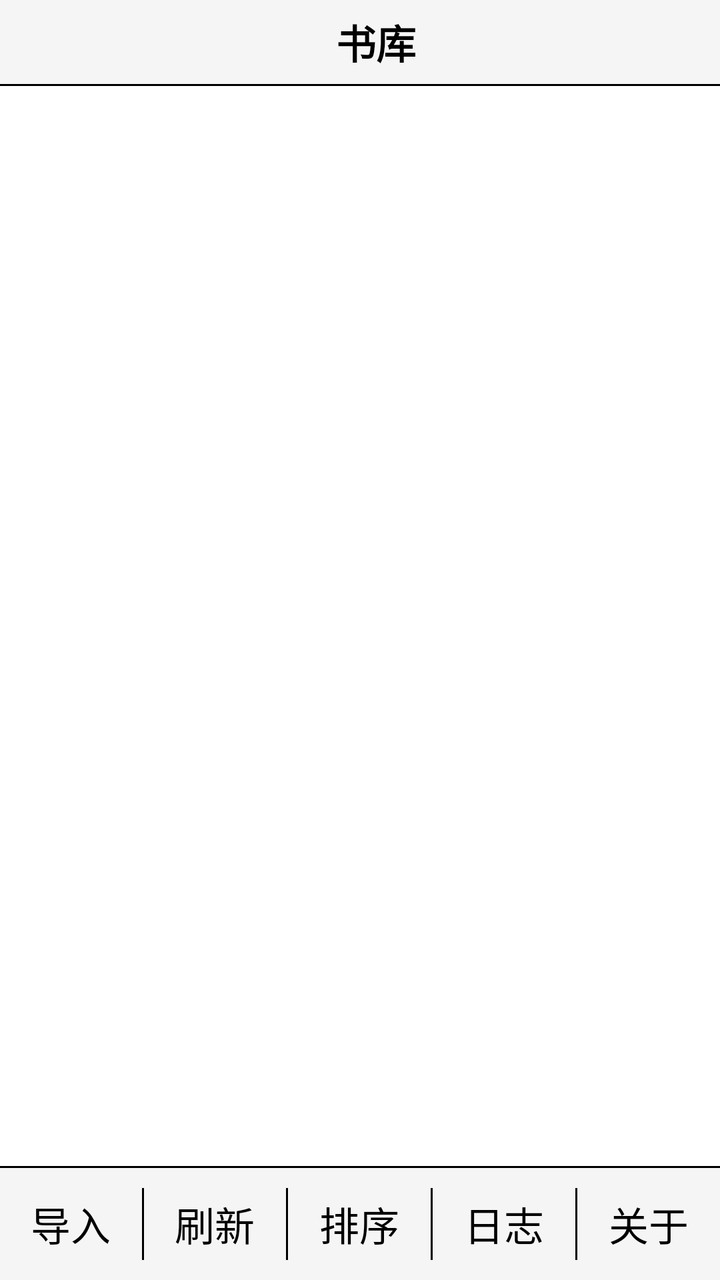
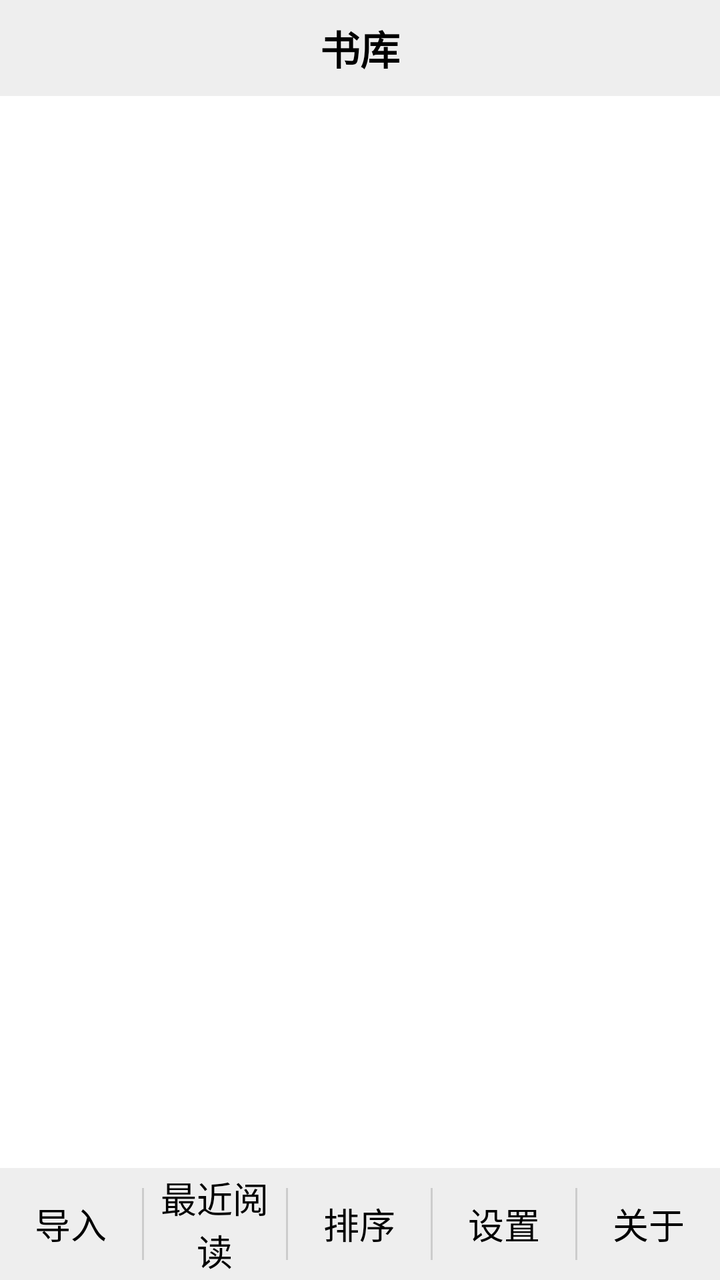

Two renders of the same Android screen: before a commit and after it. Below are the layout's source before the change and the commit's diff.
<!-- AndroidManifest.xml: application theme AppTheme -->
<!-- res/layout/activity_library.xml -->
<?xml version="1.0" encoding="utf-8"?>
<LinearLayout xmlns:android="http://schemas.android.com/apk/res/android"
    android:layout_width="match_parent"
    android:layout_height="match_parent"
    android:orientation="vertical"
    android:background="@android:color/white">

    
    <TextView android:layout_width="match_parent" android:layout_height="42dp"
        android:gravity="center_vertical|center_horizontal" android:paddingLeft="16dp"
        android:text="书库" android:textColor="@android:color/black"
        android:textSize="20sp" android:textStyle="bold"
        android:background="#F5F5F5" />

    <View android:layout_width="match_parent" android:layout_height="1dp"
        android:background="@android:color/black" />

    
    <FrameLayout android:layout_width="match_parent"
        android:layout_height="0dp" android:layout_weight="1">
        <ListView android:id="@+id/book_list"
            android:layout_width="match_parent"
            android:layout_height="match_parent"
            android:divider="@android:color/black"
            android:dividerHeight="1dp"
            android:paddingTop="4dp" android:paddingBottom="4dp" />
    </FrameLayout>

    
    <View android:layout_width="match_parent" android:layout_height="1dp"
        android:background="@android:color/black" />

    <LinearLayout
        android:layout_width="match_parent"
        android:layout_height="56dp"
        android:orientation="horizontal"
        android:gravity="center_vertical"
        android:background="#F5F5F5">

        <TextView android:id="@+id/btn_import"
            android:layout_width="0dp" android:layout_height="match_parent"
            android:layout_weight="1" android:gravity="center"
            android:clickable="true"
            android:text="导入" android:textColor="@android:color/black"
            android:textSize="20sp" />
        <View android:layout_width="1dp" android:layout_height="36dp"
            android:background="@android:color/black" />

        <TextView android:id="@+id/btn_refresh_settings"
            android:layout_width="0dp" android:layout_height="match_parent"
            android:layout_weight="1" android:gravity="center"
            android:clickable="true"
            android:text="刷新" android:textColor="@android:color/black"
            android:textSize="20sp" />
        <View android:layout_width="1dp" android:layout_height="36dp"
            android:background="@android:color/black" />

        <TextView android:id="@+id/btn_sort"
            android:layout_width="0dp" android:layout_height="match_parent"
            android:layout_weight="1" android:gravity="center"
            android:clickable="true"
            android:text="排序" android:textColor="@android:color/black"
            android:textSize="20sp" />
        <View android:layout_width="1dp" android:layout_height="36dp" android:background="@android:color/black" />

        <TextView android:id="@+id/btn_log" android:layout_width="0dp" android:layout_height="match_parent" android:layout_weight="1" android:gravity="center" android:clickable="true" android:text="日志" android:textColor="@android:color/black" android:textSize="20sp" />
        <View android:layout_width="1dp" android:layout_height="36dp" android:background="@android:color/black" />

        <TextView android:id="@+id/btn_about"
            android:layout_width="0dp" android:layout_height="match_parent"
            android:layout_weight="1" android:gravity="center"
            android:clickable="true"
            android:text="关于" android:textColor="@android:color/black"
            android:textSize="20sp" />
    </LinearLayout>

</LinearLayout>
<!-- resources referenced by this layout -->
<resources>
  <style name="AppTheme" parent="@android:style/Theme.Holo.Light.NoActionBar">
          <item name="android:windowBackground">@android:color/white</item>
          <item name="android:textColor">@android:color/black</item>
          <item name="android:windowNoTitle">true</item>
          <item name="android:windowFullscreen">true</item>
      </style>
</resources>

<!-- the commit's change to res/layout/activity_library.xml (unified diff, before → after) -->
@@ -6,72 +6,126 @@
     android:background="@android:color/white">
 
     
-    <TextView android:layout_width="match_parent" android:layout_height="42dp"
-        android:gravity="center_vertical|center_horizontal" android:paddingLeft="16dp"
-        android:text="书库" android:textColor="@android:color/black"
-        android:textSize="20sp" android:textStyle="bold"
-        android:background="#F5F5F5" />
+    <LinearLayout
+        android:layout_width="match_parent"
+        android:layout_height="48dp"
+        android:orientation="horizontal"
+        android:gravity="center_vertical"
+        android:background="#EEEEEE"
+        android:paddingLeft="16dp"
+        android:paddingRight="16dp">
 
-    <View android:layout_width="match_parent" android:layout_height="1dp"
-        android:background="@android:color/black" />
+        <TextView
+            android:layout_width="0dp"
+            android:layout_height="wrap_content"
+            android:layout_weight="1"
+            android:gravity="center"
+            android:text="书库"
+            android:textColor="@android:color/black"
+            android:textSize="20sp"
+            android:textStyle="bold" />
+
+        
+    </LinearLayout>
 
     
-    <FrameLayout android:layout_width="match_parent"
-        android:layout_height="0dp" android:layout_weight="1">
-        <ListView android:id="@+id/book_list"
+    <FrameLayout
+        android:layout_width="match_parent"
+        android:layout_height="0dp"
+        android:layout_weight="1">
+
+        <ListView
+            android:id="@+id/book_list"
             android:layout_width="match_parent"
             android:layout_height="match_parent"
-            android:divider="@android:color/black"
-            android:dividerHeight="1dp"
-            android:paddingTop="4dp" android:paddingBottom="4dp" />
+            android:divider="@null"
+            android:dividerHeight="0dp"
+            android:listSelector="@android:color/transparent"
+            android:paddingTop="8dp"
+            android:paddingBottom="8dp" />
     </FrameLayout>
 
     
-    <View android:layout_width="match_parent" android:layout_height="1dp"
-        android:background="@android:color/black" />
-
     <LinearLayout
         android:layout_width="match_parent"
         android:layout_height="56dp"
         android:orientation="horizontal"
         android:gravity="center_vertical"
-        android:background="#F5F5F5">
+        android:background="#EEEEEE">
 
-        <TextView android:id="@+id/btn_import"
-            android:layout_width="0dp" android:layout_height="match_parent"
-            android:layout_weight="1" android:gravity="center"
-            android:clickable="true"
-            android:text="导入" android:textColor="@android:color/black"
-            android:textSize="20sp" />
-        <View android:layout_width="1dp" android:layout_height="36dp"
-            android:background="@android:color/black" />
+        <TextView
+            android:id="@+id/btn_import"
+            android:layout_width="0dp"
+            android:layout_height="match_parent"
+            android:layout_weight="1"
+            android:gravity="center"
+            android:text="导入"
+            android:textColor="@android:color/black"
+            android:textSize="18sp"
+            android:clickable="true" />
 
-        <TextView android:id="@+id/btn_refresh_settings"
-            android:layout_width="0dp" android:layout_height="match_parent"
-            android:layout_weight="1" android:gravity="center"
-            android:clickable="true"
-            android:text="刷新" android:textColor="@android:color/black"
-            android:textSize="20sp" />
-        <View android:layout_width="1dp" android:layout_height="36dp"
-            android:background="@android:color/black" />
+        <View
+            android:layout_width="1dp"
+            android:layout_height="36dp"
+            android:background="#CCCCCC" />
 
-        <TextView android:id="@+id/btn_sort"
-            android:layout_width="0dp" android:layout_height="match_parent"
-            android:layout_weight="1" android:gravity="center"
-            android:clickable="true"
-            android:text="排序" android:textColor="@android:color/black"
-            android:textSize="20sp" />
-        <View android:layout_width="1dp" android:layout_height="36dp" android:background="@android:color/black" />
+        <TextView
+            android:id="@+id/btn_recent"
+            android:layout_width="0dp"
+            android:layout_height="match_parent"
+            android:layout_weight="1"
+            android:gravity="center"
+            android:text="最近阅读"
+            android:textColor="@android:color/black"
+            android:textSize="18sp"
+            android:clickable="true" />
 
-        <TextView android:id="@+id/btn_log" android:layout_width="0dp" android:layout_height="match_parent" android:layout_weight="1" android:gravity="center" android:clickable="true" android:text="日志" android:textColor="@android:color/black" android:textSize="20sp" />
-        <View android:layout_width="1dp" android:layout_height="36dp" android:background="@android:color/black" />
+        <View
+            android:layout_width="1dp"
+            android:layout_height="36dp"
+            android:background="#CCCCCC" />
 
-        <TextView android:id="@+id/btn_about"
-            android:layout_width="0dp" android:layout_height="match_parent"
-            android:layout_weight="1" android:gravity="center"
-            android:clickable="true"
-            android:text="关于" android:textColor="@android:color/black"
-            android:textSize="20sp" />
+        <TextView
+            android:id="@+id/btn_sort"
+            android:layout_width="0dp"
+            android:layout_height="match_parent"
+            android:layout_weight="1"
+            android:gravity="center"
+            android:text="排序"
+            android:textColor="@android:color/black"
+            android:textSize="18sp"
+            android:clickable="true" />
+
+        <View
+            android:layout_width="1dp"
+            android:layout_height="36dp"
+            android:background="#CCCCCC" />
+
+        <TextView
+            android:id="@+id/btn_refresh_settings"
+            android:layout_width="0dp"
+            android:layout_height="match_parent"
+            android:layout_weight="1"
+            android:gravity="center"
+            android:text="设置"
+            android:textColor="@android:color/black"
+            android:textSize="18sp"
+            android:clickable="true" />
+
+        <View
+            android:layout_width="1dp"
+            android:layout_height="36dp"
+            android:background="#CCCCCC" />
+
+        <TextView
+            android:id="@+id/btn_about"
+            android:layout_width="0dp"
+            android:layout_height="match_parent"
+            android:layout_weight="1"
+            android:gravity="center"
+            android:text="关于"
+            android:textColor="@android:color/black"
+            android:textSize="18sp"
+            android:clickable="true" />
     </LinearLayout>
-
 </LinearLayout>
